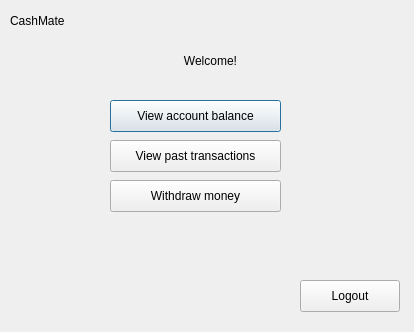
First picture: the form in bank-automat/usermenu.ui, repository sannatikk/ATM_simulator_app, before the edit.
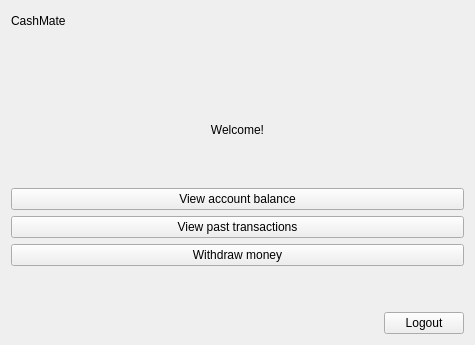
Second picture: the form after the edit.

```diff
--- a/bank-automat/usermenu.ui
+++ b/bank-automat/usermenu.ui
@@ -6,22 +6,20 @@
    <rect>
     <x>0</x>
     <y>0</y>
-    <width>414</width>
-    <height>332</height>
+    <width>475</width>
+    <height>345</height>
    </rect>
   </property>
   <property name="windowTitle">
    <string>Dialog</string>
   </property>
+  <layout class="QHBoxLayout" name="horizontalLayout_3">
+   <item>
+    <layout class="QVBoxLayout" name="verticalLayout_2" stretch="0,8">
+     <item>
+      <layout class="QHBoxLayout" name="horizontalLayout">
+       <item>
   <widget class="QLabel" name="label">
-   <property name="geometry">
-    <rect>
-     <x>10</x>
-     <y>10</y>
-     <width>211</width>
-     <height>21</height>
-    </rect>
-   </property>
    <property name="text">
     <string>CashMate</string>
    </property>
@@ -29,15 +27,39 @@
     <set>Qt::AlignLeading|Qt::AlignLeft|Qt::AlignVCenter</set>
    </property>
   </widget>
+       </item>
+       <item>
+        <spacer name="horizontalSpacer">
+         <property name="orientation">
+          <enum>Qt::Horizontal</enum>
+         </property>
+         <property name="sizeHint" stdset="0">
+          <size>
+           <width>40</width>
+           <height>20</height>
+          </size>
+         </property>
+        </spacer>
+       </item>
+      </layout>
+     </item>
+     <item>
+      <layout class="QVBoxLayout" name="verticalLayout" stretch="0,8,0,0,0,0,0">
+       <item>
+        <spacer name="verticalSpacer_2">
+         <property name="orientation">
+          <enum>Qt::Vertical</enum>
+         </property>
+         <property name="sizeHint" stdset="0">
+          <size>
+           <width>20</width>
+           <height>40</height>
+          </size>
+         </property>
+        </spacer>
+       </item>
+       <item>
   <widget class="QLabel" name="txtWelcome">
-   <property name="geometry">
-    <rect>
-     <x>130</x>
-     <y>50</y>
-     <width>161</width>
-     <height>21</height>
-    </rect>
-   </property>
    <property name="text">
     <string>Welcome!</string>
    </property>
@@ -45,58 +67,82 @@
     <set>Qt::AlignCenter</set>
    </property>
   </widget>
+       </item>
+       <item>
   <widget class="QPushButton" name="btnViewBalance">
-   <property name="geometry">
-    <rect>
-     <x>110</x>
-     <y>100</y>
-     <width>171</width>
-     <height>32</height>
-    </rect>
-   </property>
    <property name="text">
     <string>View account balance</string>
    </property>
-  </widget>
+         <property name="autoDefault">
+          <bool>false</bool>
+         </property>
+        </widget>
+       </item>
+       <item>
   <widget class="QPushButton" name="btnViewTransactions">
-   <property name="geometry">
-    <rect>
-     <x>110</x>
-     <y>140</y>
-     <width>171</width>
-     <height>32</height>
-    </rect>
-   </property>
    <property name="text">
     <string>View past transactions</string>
    </property>
-  </widget>
+         <property name="autoDefault">
+          <bool>false</bool>
+         </property>
+        </widget>
+       </item>
+       <item>
   <widget class="QPushButton" name="btnWithdraw">
-   <property name="geometry">
-    <rect>
-     <x>110</x>
-     <y>180</y>
-     <width>171</width>
-     <height>32</height>
-    </rect>
-   </property>
    <property name="text">
     <string>Withdraw money</string>
    </property>
-  </widget>
+         <property name="autoDefault">
+          <bool>false</bool>
+         </property>
+        </widget>
+       </item>
+       <item>
+        <spacer name="verticalSpacer">
+         <property name="orientation">
+          <enum>Qt::Vertical</enum>
+         </property>
+         <property name="sizeHint" stdset="0">
+          <size>
+           <width>20</width>
+           <height>40</height>
+          </size>
+         </property>
+        </spacer>
+       </item>
+       <item>
+        <layout class="QHBoxLayout" name="horizontalLayout_2" stretch="0,0">
+         <item>
+          <spacer name="horizontalSpacer_2">
+           <property name="orientation">
+            <enum>Qt::Horizontal</enum>
+           </property>
+           <property name="sizeHint" stdset="0">
+            <size>
+             <width>40</width>
+             <height>20</height>
+            </size>
+           </property>
+          </spacer>
+         </item>
+         <item>
   <widget class="QPushButton" name="btnLogout">
-   <property name="geometry">
-    <rect>
-     <x>300</x>
-     <y>280</y>
-     <width>100</width>
-     <height>32</height>
-    </rect>
-   </property>
    <property name="text">
     <string>Logout</string>
    </property>
-  </widget>
+           <property name="autoDefault">
+            <bool>false</bool>
+           </property>
+          </widget>
+         </item>
+        </layout>
+       </item>
+      </layout>
+     </item>
+    </layout>
+   </item>
+  </layout>
  </widget>
  <resources/>
  <connections/>
```
Lines whose indentation alone changed are shown as unchanged.
